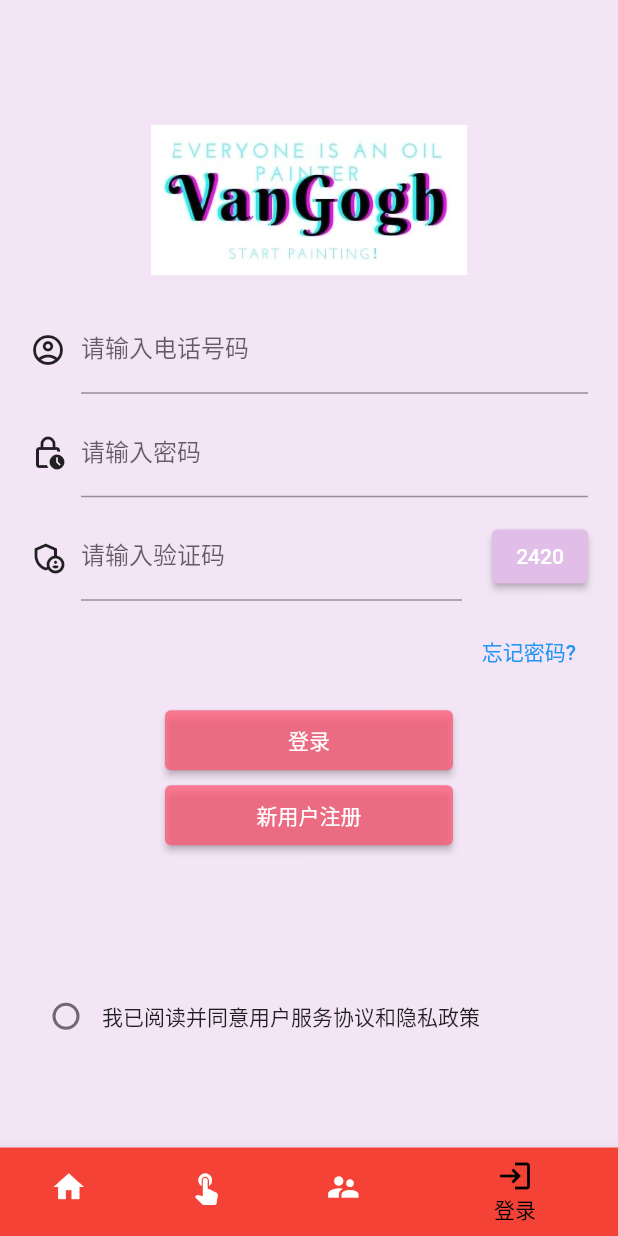
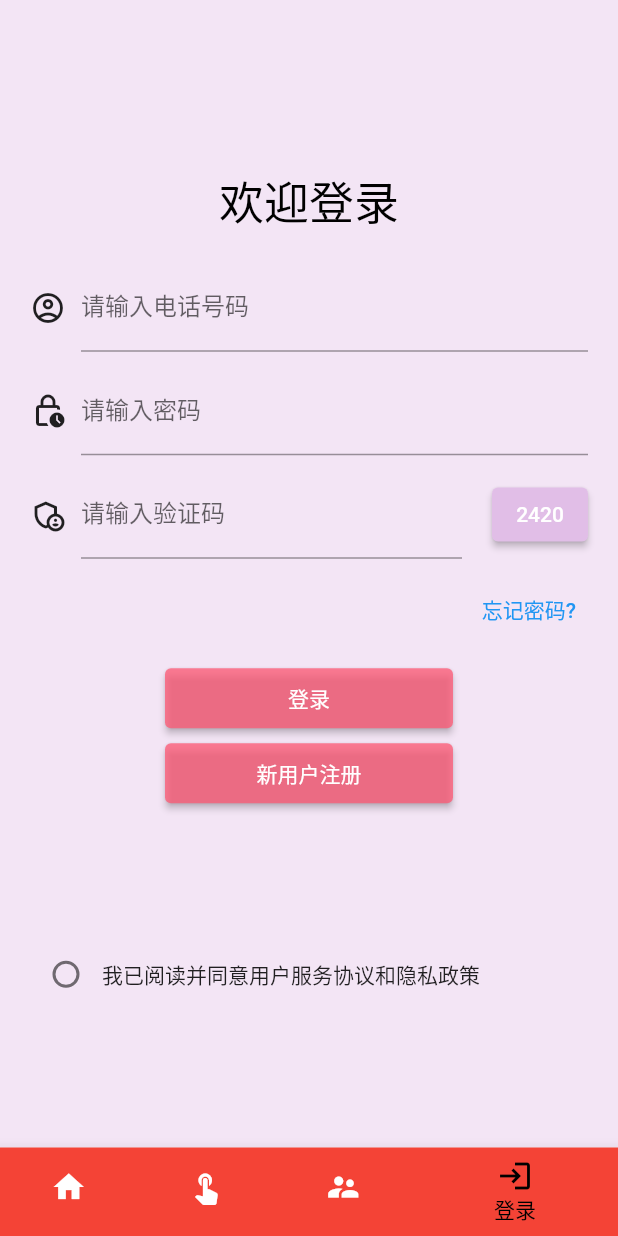
Before and after one commit to jwj1342/VanGogh, a Flutter app: the screen it shows after launch, item 4 of the bottom bar chosen, after a tap on "忘记密码?", on a phone screen of 412 x 824 dp. Run offline on Flutter 3.47's test engine with Material 2 defaults, Android fonts, the phone set to English and light mode, and no system bars; Roboto replaces fonts that are missing (HanaMinA).

Commit message:
简单整理了zyt和gxx开发的代码，写入TODO。

```diff
--- a/lib/Auth/login_page.dart
+++ b/lib/Auth/login_page.dart
@@ -1,5 +1,3 @@
-import 'dart:io';
-
 import 'package:flutter/material.dart';
 import 'dart:math';
 
@@ -25,30 +23,39 @@ class _LoginPageState extends State<LoginPage> {
     return '${random.nextInt(9000) + 1000}'; // 生成四位数的随机数字
   }
 
+  //TODO: 1. 处理光标好下划线不匹配问题
+  //TODO: 2. 删除验证码部分，到时候在注册页面再使用
+  //TODO: 3. 优化在输入内容时，会出现底部溢出的问题
   @override
   Widget build(BuildContext context) {
     return Scaffold(
       body: Container(
         color: Colors.purple[50], //添加淡紫色背景
-        padding: EdgeInsets.all(20.0),
+        padding: const EdgeInsets.all(20.0),
         child: Column(
           mainAxisAlignment: MainAxisAlignment.center,
           crossAxisAlignment: CrossAxisAlignment.stretch,
           children: [
             // Logo
-            Padding(
-              padding: EdgeInsets.only(bottom: 20.0,top: 20.0),
-              child: Image.asset(
-                'assets/images_g/logo1.jpg',
+            const Padding(
+              padding: EdgeInsets.only(bottom: 20.0, top: 20.0),
+              child: /*Image.asset(
+                'assets/images/logo1.jpg',
                 height: 100,
-              ),
+              ),*/
+                  Text("欢迎登录",
+                      textAlign: TextAlign.center,
+                      style: TextStyle(
+                        fontSize: 30,
+                        color: Colors.black,
+                      )),
             ),
 
             // Phone number
             Row(
-              children: [
+              children: const [
                 Icon(Icons.account_circle_outlined), //添加icon
-                SizedBox(width:10),
+                SizedBox(width: 10),
                 Expanded(
                   child: TextField(
                     decoration: InputDecoration(
@@ -58,13 +65,13 @@ class _LoginPageState extends State<LoginPage> {
                 ),
               ],
             ),
-            SizedBox(height: 10.0),
+            const SizedBox(height: 10.0),
 
             // Password
             Row(
-              children: [
+              children: const [
                 Icon(Icons.lock_clock_outlined), //添加icon
-                SizedBox(width:10),
+                SizedBox(width: 10),
                 Expanded(
                   child: TextField(
                     obscureText: true,
@@ -75,68 +82,71 @@ class _LoginPageState extends State<LoginPage> {
                 ),
               ],
             ),
-            SizedBox(height: 10.0),
+            const SizedBox(height: 10.0),
 
             // Verification code
             Row(
               children: [
-                Icon(Icons.admin_panel_settings_outlined),
-                SizedBox(width:10),
-                Expanded(
+                const Icon(Icons.admin_panel_settings_outlined),
+                const SizedBox(width: 10),
+                const Expanded(
                   child: TextField(
                     decoration: InputDecoration(
                       labelText: '请输入验证码',
                     ),
                   ),
                 ),
-                SizedBox(width: 20.0),
+                const SizedBox(width: 20.0),
                 //Text(_generateVerificationCode()), // 显示随机生成的验证码
-               // Text(_verificationCode), // 显示验证码
+                // Text(_verificationCode), // 显示验证码
                 ElevatedButton(
-                  onPressed: () {},
-                  child: Text(_generateVerificationCode()), // 显示随机生成的验证码
-                  style: ElevatedButton.styleFrom(primary: Colors.purple[100]),
+                  onPressed: () {}, // 显示随机生成的验证码
+                  style: ElevatedButton.styleFrom(
+                      backgroundColor: Colors.purple[100]),
+                  child: Text(_generateVerificationCode()),
                 ),
               ],
             ),
-            SizedBox(height: 10.0),
+            const SizedBox(height: 10.0),
 
             // Forgot password
             Align(
               alignment: Alignment.centerRight,
               child: TextButton(
                 onPressed: () {},
-                child: Text('忘记密码?'),
+                child: const Text('忘记密码?'),
               ),
             ),
 
             // Login button
-            SizedBox(height: 15.0),
+            const SizedBox(height: 15.0),
             Container(
               height: 40,
-              margin: EdgeInsets.fromLTRB(90, 0, 90, 0),
+              margin: const EdgeInsets.fromLTRB(90, 0, 90, 0),
               child: ElevatedButton(
                 onPressed: () {},
-                child: Text('登录'),
-                style: ElevatedButton.styleFrom(primary:Color(0xbfff5773)), //按钮颜色为红色
+                style: ElevatedButton.styleFrom(
+                    backgroundColor: const Color(0xbfff5773)),
+                child: const Text('登录'), //按钮颜色为红色
               ),
             ),
 
             // Register button
-            SizedBox(height: 10.0),
+            const SizedBox(height: 10.0),
             Container(
               height: 40,
-              margin: EdgeInsets.fromLTRB(90, 0, 90, 0),
+              margin: const EdgeInsets.fromLTRB(90, 0, 90, 0),
               child: ElevatedButton(
                 onPressed: () {},
-                child: Text('新用户注册'),
-                style: ElevatedButton.styleFrom(primary: Color(0xbfff5773),), //按钮颜色为红色
+                style: ElevatedButton.styleFrom(
+                  backgroundColor: const Color(0xbfff5773),
+                ),
+                child: const Text('新用户注册'), //按钮颜色为红色
               ),
             ),
 
-
             //Agreement
-            SizedBox(
+            const SizedBox(
               height: 90.0,
             ),
             Row(
@@ -144,9 +154,9 @@ class _LoginPageState extends State<LoginPage> {
                 Checkbox(
                   value: false,
                   onChanged: (value) {},
-                  shape: CircleBorder(),
+                  shape: const CircleBorder(),
                 ),
-                Text('我已阅读并同意用户服务协议和隐私政策'),
+                const Text('我已阅读并同意用户服务协议和隐私政策'),
               ],
             ),
           ],
--- a/lib/Home/home_page.dart
+++ b/lib/Home/home_page.dart
@@ -4,132 +4,131 @@ class HomePage extends StatelessWidget {
   const HomePage({super.key});
   @override
   Widget build(BuildContext context) {
+    //TODO: 1.使用Padding来设置顶部两个文字间距，让他俩变得美观一点
+    //TODO: 2.对整个首页的Stack进行优化，让他们不会贴到两边，就是之前参考线的位置
+    //TODO: 3.图片全部使用占位符代替，等到后面再进行替换
     return Scaffold(
-      backgroundColor: Color(0xA6ECE8B9),
-      appBar: AppBar(
-        title: SearchAppBar(),
-        backgroundColor:  Color(0xA6ECE8B9),
-      ),
+      backgroundColor: const Color(0xA6ECE8B9),
+      // appBar: AppBar(
+      //   title: const SearchAppBar(),
+      //   backgroundColor: const Color(0xA6ECE8B9),
+      // ),
       body: Stack(
-          children:  <Widget>[
-            // Container(
-            //   child: Padding(
-            //
-            //   ),
-            // )
-            Align(
-              alignment: FractionalOffset(0,0),
-              child: CustomPaint(
-                size: Size(1000,1000),
-                painter: MyPainter(),
-              ),
-            ),
-            Align(
-                 alignment: FractionalOffset(0.05,0.05),
+        children: <Widget>[
+          const Align(
+            alignment: FractionalOffset(0.05, 0.05),
             child: Text(
               '生有热烈',
               style: TextStyle(
-                     color:Color(0xff252323),
-                     fontSize: 20.0,
-                   ),
-                 ),
-               ),
-               Align(
-                 alignment:FractionalOffset(0.05,0.1),
-                 child:Text(
-                   '藏与俗常',
-                   style: TextStyle(
-                     color:Color(0xff252323),
+                color: Color(0xff252323),
                 fontSize: 25.0,
               ),
             ),
           ),
-               Align(
-                 alignment: FractionalOffset(0.05,0.23),
-                   child:Text(
+          const Align(
+            alignment: FractionalOffset(0.05, 0.1),
+            child: Text(
+              '藏与俗常',
+              style: TextStyle(
+                color: Color(0xff252323),
+                fontSize: 30.0,
+              ),
+            ),
+          ),
+          const Align(
+              alignment: FractionalOffset(0.05, 0.23),
+              child: Text(
                 '不同的流派画作',
                 style: TextStyle(
-                      color:Color(0xff252323),
+                  color: Color(0xff252323),
                   fontSize: 17.0,
                 ),
-                   )
-               ),
+              )),
           Align(
-                child:Padding(
-                  padding: const EdgeInsets.only(left: 30,top: 100,right: 30),
-                  child:new GridView(
-                    padding: EdgeInsets.only(top: 100),
-                    gridDelegate: new SliverGridDelegateWithFixedCrossAxisCount(crossAxisCount: 2,crossAxisSpacing: 30,childAspectRatio: 1.5),
+              child: Padding(
+            padding: const EdgeInsets.only(left: 30, top: 100, right: 30),
+            child: GridView(
+              padding: const EdgeInsets.only(top: 100),
+              gridDelegate: const SliverGridDelegateWithFixedCrossAxisCount(
+                  crossAxisCount: 2,
+                  crossAxisSpacing: 30,
+                  childAspectRatio: 1.5),
               scrollDirection: Axis.vertical,
               children: <Widget>[
                 Container(
                   decoration: ShapeDecoration(
-                            image: DecorationImage(
-                                image: AssetImage("images/1.jpg"),
+                      image: const DecorationImage(
+                          image: AssetImage("images/placeholder.jpg"),
                           fit: BoxFit.fitWidth),
                       shape: RoundedRectangleBorder(
                           borderRadius: BorderRadiusDirectional.circular(20))),
                   width: 200,
                   height: 150,
-                        child: Align(
+                  child: const Align(
+                    alignment: Alignment.bottomCenter,
                     child: Padding(
-                            padding: const EdgeInsets.all(8.0),
+                      padding: EdgeInsets.all(8.0),
                       child: Text(
                         "印象派",
-                              style: TextStyle(color: Colors.white,fontSize: 20,fontWeight:FontWeight.w500),
+                        style: TextStyle(
+                            color: Colors.white,
+                            fontSize: 20,
+                            fontWeight: FontWeight.w500),
                       ),
                     ),
-                          alignment: Alignment.bottomCenter,
                   ),
                 ),
                 Container(
                   decoration: ShapeDecoration(
-                            image: DecorationImage(
+                      image: const DecorationImage(
                           image: AssetImage("images/2.jpg"),
                           fit: BoxFit.fitWidth),
                       shape: RoundedRectangleBorder(
                           borderRadius: BorderRadiusDirectional.circular(20))),
                   width: 200,
                   height: 150,
-                        child: Align(
+                  child: const Align(
+                    alignment: Alignment.bottomCenter,
                     child: Padding(
-                            padding: const EdgeInsets.all(8.0),
+                      padding: EdgeInsets.all(8.0),
                       child: Text(
                         "后印象派",
-                              style: TextStyle(color: Colors.white,fontSize: 20,fontWeight:FontWeight.w500),
+                        style: TextStyle(
+                            color: Colors.white,
+                            fontSize: 20,
+                            fontWeight: FontWeight.w500),
                       ),
                     ),
-                          alignment: Alignment.bottomCenter,
                   ),
                 )
               ],
             ),
-                )
-            ),
-            Align(
-                alignment: FractionalOffset(0.05,0.4),
-                child:Padding(
-                  padding: const EdgeInsets.only(top: 170),
-                    child:Text(
+          )),
+          const Align(
+              alignment: FractionalOffset(0.05, 0.4),
+              child: Padding(
+                  padding: EdgeInsets.only(top: 170),
+                  child: Text(
                     '用户的创作',
                     style: TextStyle(
-                        color:Color(0xff252323),
+                      color: Color(0xff252323),
                       fontSize: 17.0,
                     ),
-                    )
-                )
-            ),
+                  ))),
           Align(
-                child:Padding(
-                  padding: const EdgeInsets.only(left: 30,top: 430,right: 30),
-                  child:new GridView(
-                    padding: EdgeInsets.only(top: 1),
-                    gridDelegate: new SliverGridDelegateWithFixedCrossAxisCount(crossAxisCount: 3,crossAxisSpacing: 30,childAspectRatio: 1.5),
+              child: Padding(
+            padding: const EdgeInsets.only(left: 30, top: 430, right: 30),
+            child: GridView(
+              padding: const EdgeInsets.only(top: 1),
+              gridDelegate: const SliverGridDelegateWithFixedCrossAxisCount(
+                  crossAxisCount: 3,
+                  crossAxisSpacing: 30,
+                  childAspectRatio: 1.5),
               scrollDirection: Axis.vertical,
               children: <Widget>[
                 Container(
                   decoration: ShapeDecoration(
-                            image: DecorationImage(
+                      image: const DecorationImage(
                           image: AssetImage("images/3.jpg"),
                           fit: BoxFit.fitWidth),
                       shape: RoundedRectangleBorder(
@@ -139,7 +138,7 @@ class HomePage extends StatelessWidget {
                 ),
                 Container(
                   decoration: ShapeDecoration(
-                            image: DecorationImage(
+                      image: const DecorationImage(
                           image: AssetImage("images/5.jpg"),
                           fit: BoxFit.fitWidth),
                       shape: RoundedRectangleBorder(
@@ -149,7 +148,7 @@ class HomePage extends StatelessWidget {
                 ),
                 Container(
                   decoration: ShapeDecoration(
-                            image: DecorationImage(
+                      image: const DecorationImage(
                           image: AssetImage("images/6.jpg"),
                           fit: BoxFit.fitWidth),
                       shape: RoundedRectangleBorder(
@@ -159,8 +158,7 @@ class HomePage extends StatelessWidget {
                 )
               ],
             ),
-                )
-            ),
+          )),
         ],
       ),
     );
@@ -168,13 +166,14 @@ class HomePage extends StatelessWidget {
 }
 
 class SearchAppBar extends StatelessWidget {
+  const SearchAppBar({super.key});
 
   @override
   Widget build(BuildContext context) {
     return Container(
-      height: 32,  //搜索框高度
+      height: 32, //搜索框高度
       decoration: BoxDecoration(
-        color: const Color(0xFFF2F2F2),  // 搜索框背景色-灰色
+        color: const Color(0xFFF2F2F2), // 搜索框背景色-灰色
         borderRadius: BorderRadius.circular(16), // 设置搜索框圆角
       ),
       child: Row(
@@ -182,34 +181,11 @@ class SearchAppBar extends StatelessWidget {
           SizedBox(
             width: 32,
             height: 24,
-            child: Icon(Icons.search, size: 16, color: Color(0xFF999999)),  //搜索框图标
+            child:
+                Icon(Icons.search, size: 16, color: Color(0xFF999999)), //搜索框图标
           ),
         ],
       ),
     );
   }
-
 }
-class MyPainter extends CustomPainter {
-  @override
-  void paint(Canvas canvas, Size size) {
-    //画背景
-    var paint = Paint()
-      ..isAntiAlias = false
-      ..strokeWidth=1.0
-      ..color = Colors.orange;
-    canvas.drawLine(Offset(0,100), Offset(2000,100), paint..strokeCap);
-    canvas.drawLine(Offset(30,0), Offset(30,2000), paint..strokeCap);
-  }
-
-  //在实际场景中正确利用此回调可以避免重绘开销，本示例我们简单的返回true
-  @override
-  bool shouldRepaint(CustomPainter oldDelegate) => true;
-}
-void main(){
-  runApp(
-    const MaterialApp(
-    home: HomePage(),
-  ),
-  );
-}
```
Also changed, not shown: pubspec.yaml (+1 -27 lines), assets/images/1.jpg (deleted), assets/images/2.jpg (deleted), assets/images/3.jpg (deleted), assets/images/4.jpg (deleted), assets/images/5.jpg (deleted), assets/images/6.jpg (deleted), assets/images/placeholder.jpg (added), assets/images_g/logo1.jpg (deleted). Lines whose indentation alone changed are shown as unchanged.
